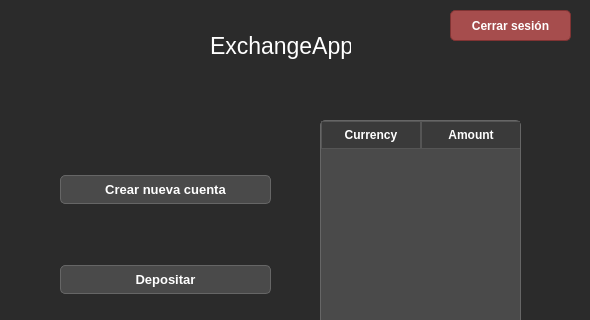
Before: the Qt Designer form screens/MainWindow.ui in facucastellano19/ExchangeApp, drawn with Qt 5; both pictures show x 0 to 590 and y 0 to 320 of the 590 by 567 pixel window.
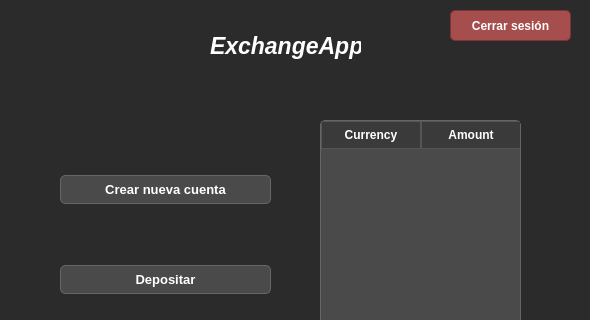
After: the same form once the commit is applied.

Commit message: feat: add buy/sell dialog with currency selection and transaction confirmation

The edit to the form file:
```diff
--- a/screens/MainWindow.ui
+++ b/screens/MainWindow.ui
@@ -224,7 +224,7 @@
      <rect>
       <x>210</x>
       <y>30</y>
-      <width>141</width>
+      <width>151</width>
       <height>31</height>
      </rect>
     </property>
@@ -238,7 +238,8 @@
      <font>
       <family>Segoe UI</family>
       <pointsize>17</pointsize>
-      <bold>false</bold>
+      <italic>true</italic>
+      <bold>true</bold>
      </font>
     </property>
     <property name="text">
```
The commit also changes 4 other files.
